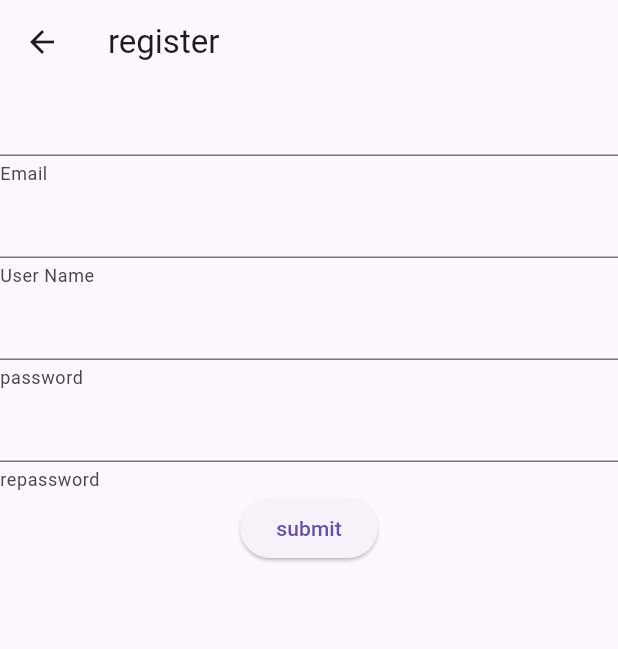
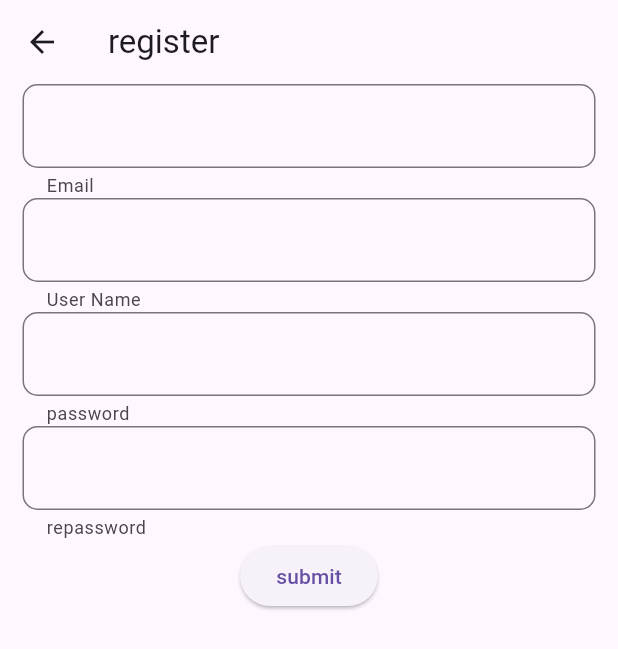
Before and after one commit to kanatips/cat-api, a Flutter app: the screen it shows after launch, after a tap on "Register", on a phone screen of 412 x 824 dp. Shown: the top 649 px of the screen. Run offline on Flutter 3.47's test engine with Material 3 defaults, Android fonts, the phone set to English and light mode, and no system bars; our stand-ins replace cloud_firestore, dio, firebase_auth, firebase_core; accounts and stored records are empty; network calls fail.

Commit message:
Edit User

```diff
--- a/cat_app/lib/app/login.dart
+++ b/cat_app/lib/app/login.dart
@@ -23,7 +23,6 @@ Future<bool> signInWithEmail(BuildContext context,
     print(e);
     switch (e.code) {
       case "ERROR_WRONG_PASSWORD":
-
         // print("Wrong Password! Try again.");
         break;
       case "ERROR_INVALID_EMAIL":
@@ -49,7 +48,6 @@ Future<bool> signInWithEmail(BuildContext context,
     return false;
   });
 }
-
 class _LoginState extends State<Login> {
   TextEditingController usercon = TextEditingController();
   TextEditingController passcon = TextEditingController();
@@ -57,15 +55,20 @@ class _LoginState extends State<Login> {
   Widget build(BuildContext context) {
     return Scaffold(
       appBar: AppBar(title: Text("Login"),),
-      body: Column(
+      body: Padding(
+        padding: const EdgeInsets.only(left: 15,right: 15),
+        child: Column(
           children: [
             TextFormField(
               controller: usercon,
-            decoration: InputDecoration(counterText: "email"),
+              decoration: InputDecoration(counterText: "email"
+              ,border: OutlineInputBorder(borderRadius: BorderRadius.circular(10)) ),
             ),
+            SizedBox(height: 20,),
              TextFormField(
               controller: passcon,
-            decoration: InputDecoration(counterText: "password"),
+              decoration: InputDecoration(counterText: "password"
+              ,border: OutlineInputBorder(borderRadius: BorderRadius.circular(10)) ),
             ),
             ElevatedButton(onPressed: (){
               signInWithEmail(context, email: usercon.text, password: passcon.text);
@@ -79,6 +82,7 @@ class _LoginState extends State<Login> {
             child: Text("Register")),
           ],
         ),
+      ),
     );
   }
 }
--- a/cat_app/lib/app/register.dart
+++ b/cat_app/lib/app/register.dart
@@ -14,25 +14,6 @@ class _RegisState extends State<Regis> {
   TextEditingController repasscon = TextEditingController();
   TextEditingController username = TextEditingController();
 
-//   Future<bool> registerWithEmail(
-//     {required email, required password, required repassword,required username}) {
-//     final FirebaseAuth _auth = FirebaseAuth.instance;
-//     final FirebaseFirestore _firestore = FirebaseFirestore.instance;
-
-//   return _auth
-//       .createUserWithEmailAndPassword(email: email, password: password)
-//       .then((data) {
-//            _firestore.collection('users').doc(data.user!.uid).set({
-//           'uid': data.user!.uid,
-//           'email': email,
-//           'username' :username,
-
-//         });
-//     return true;
-//   }).catchError((e) {
-//     return false;
-//   });
-// }
 Future<bool> registerWithEmail({
   required String email,
   required String password,
@@ -53,11 +34,8 @@ Future<bool> registerWithEmail({
       'email': email,
       'username': username,
     });
-
-    // print("Registration Successful!");
     return true;
   } catch (e) {
-    // print("Error: $e");
     return false;
   }
 }
@@ -65,22 +43,28 @@ Future<bool> registerWithEmail({
   Widget build(BuildContext context) {
     return Scaffold(
        appBar: AppBar(title: Text("register"),),
-      body: Column(
+      body: Padding(
+        padding: const EdgeInsets.only(left: 15,right: 15),
+        child: Column(
           children: [
             TextFormField(
-            decoration: InputDecoration(helperText: "Email"),
+              decoration: InputDecoration(helperText: "Email"
+              ,border: OutlineInputBorder(borderRadius: BorderRadius.circular(10)) ),
               controller: usercon,
             ),
             TextFormField(
-            decoration: InputDecoration(helperText: "User Name"),
+              decoration: InputDecoration(helperText: "User Name"
+              ,border: OutlineInputBorder(borderRadius: BorderRadius.circular(10)) ),
               controller: username,
             ),
             TextFormField(
-            decoration: InputDecoration(helperText: "password"),
+              decoration: InputDecoration(helperText: "password"
+              ,border: OutlineInputBorder(borderRadius: BorderRadius.circular(10)) ),
               controller: passcon,
             ),
              TextFormField(
-            decoration: InputDecoration(helperText: "repassword"),
+              decoration: InputDecoration(helperText: "repassword"
+              ,border: OutlineInputBorder(borderRadius: BorderRadius.circular(10)) ),
               controller: repasscon,
             ),
             ElevatedButton
@@ -90,6 +74,7 @@ Future<bool> registerWithEmail({
             child: Text("submit"))
           ],
         ),
+      ),
 
     );
   }
--- a/cat_app/pubspec.yaml
+++ b/cat_app/pubspec.yaml
@@ -38,6 +38,7 @@ dependencies:
   firebase_auth: ^5.5.1
   cloud_firestore: ^5.6.5
   dio: ^5.8.0+1
+  shared_preferences: ^2.5.3
 
 dev_dependencies:
   flutter_test:
```
Also changed, not shown: cat_app/lib/app/Edit.dart (added, +55 -0 lines), cat_app/lib/app/home.dart (+49 -7 lines), cat_app/pubspec.lock, 1 other file. Lines whose indentation alone changed are shown as unchanged.
